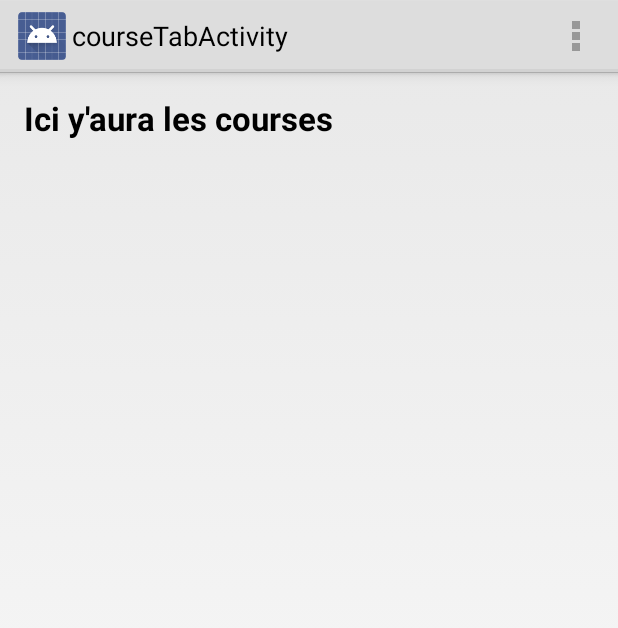
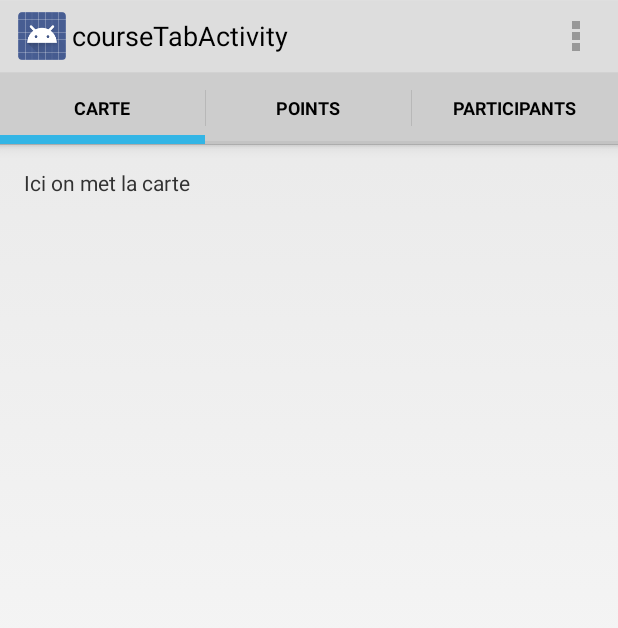
Before and after one commit to kefran/georace, an Android app: the courseTabActivity screen opened directly, with no data from a screen before it, on a phone screen of 412 x 824 dp. Shown: the top 628 px of the screen. Run offline under Robolectric (Android 15) with nearby library versions, the phone set to English and light mode, and no system bars.

Commit message:
ajout des 3 fragment pour la course en cours
ajout du tab bar sur les courses

```diff
--- a/GeoRaceApp/app/src/main/java/com/utbm/georace/activity/courseTabActivity.java
+++ b/GeoRaceApp/app/src/main/java/com/utbm/georace/activity/courseTabActivity.java
@@ -1,38 +1,119 @@
 package com.utbm.georace.activity;
 
+import android.app.ActionBar;
 import android.app.Activity;
+import android.app.Fragment;
+import android.app.FragmentTransaction;
+import android.net.Uri;
 import android.os.Bundle;
+import android.support.v4.app.FragmentActivity;
+import android.view.Gravity;
+import android.view.LayoutInflater;
 import android.view.Menu;
 import android.view.MenuItem;
+import android.view.View;
+import android.view.ViewGroup;
+import android.widget.TextView;
 
+import com.google.android.gms.internal.de;
 import com.utbm.georace.R;
+import com.utbm.georace.fragment.CheckpointList;
+import com.utbm.georace.fragment.ParticipantsList;
+import com.utbm.georace.fragment.RaceMap;
+import com.utbm.georace.fragment.UserPortrait;
 
 
-public class courseTabActivity extends Activity {
+public class courseTabActivity extends FragmentActivity implements ActionBar.TabListener, RaceMap.OnFragmentInteractionListener {
+
+    /**
+     * The serialization (saved instance state) Bundle key representing the
+     * current tab position.
+     */
+
+    private static final String STATE_SELECTED_NAVIGATION_ITEM = "selected_navigation_item";
 
     @Override
     protected void onCreate(Bundle savedInstanceState) {
         super.onCreate(savedInstanceState);
         setContentView(R.layout.activity_course_tab);
+
+        // Set up the action bar to show tabs.
+        final ActionBar actionBar = getActionBar();
+        actionBar.setNavigationMode(ActionBar.NAVIGATION_MODE_TABS);
+
+        // for each of the sections in the app, add a tab to the action bar.
+
+         /*
+        TODO: changer ça par une sequence déjà stocké dans un fichier plus structurée
+         */
+
+        actionBar.addTab(actionBar.newTab().setText(R.string.current_race_tab_map)
+                .setTabListener(this));
+        actionBar.addTab(actionBar.newTab().setText(R.string.current_race_tab_checkpoints)
+                .setTabListener(this));
+        actionBar.addTab(actionBar.newTab().setText(R.string.current_race_tab_participants)
+                .setTabListener(this));
+    }
+
+    @Override
+    public void onRestoreInstanceState(Bundle savedInstanceState) {
+        // Restore the previously serialized current tab position.
+        if (savedInstanceState.containsKey(STATE_SELECTED_NAVIGATION_ITEM)) {
+            getActionBar().setSelectedNavigationItem(savedInstanceState.getInt(STATE_SELECTED_NAVIGATION_ITEM));
+        }
+    }
+
+    @Override
+    public void onSaveInstanceState(Bundle outState) {
+        // Serialize the current tab position.
+        outState.putInt(STATE_SELECTED_NAVIGATION_ITEM, getActionBar()
+                .getSelectedNavigationIndex());
+    }
+
+    @Override
+    public boolean onCreateOptionsMenu(Menu menu) {
+        getMenuInflater().inflate(R.menu.main, menu);
+        return true;
+    }
+
+    @Override
+    public void onTabSelected(ActionBar.Tab tab,FragmentTransaction fragmentTransaction) {
+        // When the given tab is selected, show the tab contents in the
+        // container view.
+
+        /*
+        TODO: changer ça  http://stackoverflow.com/questions/7958458/actionbar-3-tabs-and-3-fragments-this-is-killing-me
+         */
+        int tabId = tab.getPosition();
+        Fragment fragment;
+        switch (tabId) {
+            case 0:
+                fragment  = new RaceMap();
+            case 1:
+                fragment  = new CheckpointList();
+            case 2:
+                fragment  = new ParticipantsList();
+            default:
+                fragment  = new RaceMap();
+                //action
+        }
+        getFragmentManager().beginTransaction()
+                .replace(R.id.container, fragment).commit();
+    }
+
+    @Override
+    public void onTabUnselected(ActionBar.Tab tab,
+                                FragmentTransaction fragmentTransaction) {
+    }
+
+    @Override
+    public void onTabReselected(ActionBar.Tab tab,
+                                FragmentTransaction fragmentTransaction) {
     }
 
 
     @Override
-    public boolean onCreateOptionsMenu(Menu menu) {
-        // Inflate the menu; this adds items to the action bar if it is present.
-        getMenuInflater().inflate(R.menu.course_tab, menu);
-        return true;
-    }
+    public void onFragmentInteraction(Uri uri) {
 
-    @Override
-    public boolean onOptionsItemSelected(MenuItem item) {
-        // Handle action bar item clicks here. The action bar will
-        // automatically handle clicks on the Home/Up button, so long
-        // as you specify a parent activity in AndroidManifest.xml.
-        int id = item.getItemId();
-        if (id == R.id.action_settings) {
-            return true;
-        }
-        return super.onOptionsItemSelected(item);
     }
 }
--- /dev/null
+++ b/GeoRaceApp/app/src/main/java/com/utbm/georace/fragment/RaceMap.java
@@ -0,0 +1,110 @@
+package com.utbm.georace.fragment;
+
+import android.app.Activity;
+import android.net.Uri;
+import android.os.Bundle;
+import android.app.Fragment;
+import android.view.LayoutInflater;
+import android.view.View;
+import android.view.ViewGroup;
+
+import com.utbm.georace.R;
+
+/**
+ * A simple {@link Fragment} subclass.
+ * Activities that contain this fragment must implement the
+ * {@link RaceMap.OnFragmentInteractionListener} interface
+ * to handle interaction events.
+ * Use the {@link RaceMap#newInstance} factory method to
+ * create an instance of this fragment.
+ *
+ */
+public class RaceMap extends Fragment {
+    // TODO: Rename parameter arguments, choose names that match
+    // the fragment initialization parameters, e.g. ARG_ITEM_NUMBER
+    private static final String ARG_PARAM1 = "param1";
+    private static final String ARG_PARAM2 = "param2";
+
+    // TODO: Rename and change types of parameters
+    private String mParam1;
+    private String mParam2;
+
+    private OnFragmentInteractionListener mListener;
+
+    /**
+     * Use this factory method to create a new instance of
+     * this fragment using the provided parameters.
+     *
+     * @param param1 Parameter 1.
+     * @param param2 Parameter 2.
+     * @return A new instance of fragment RaceMap.
+     */
+    // TODO: Rename and change types and number of parameters
+    public static RaceMap newInstance(String param1, String param2) {
+        RaceMap fragment = new RaceMap();
+        Bundle args = new Bundle();
+        args.putString(ARG_PARAM1, param1);
+        args.putString(ARG_PARAM2, param2);
+        fragment.setArguments(args);
+        return fragment;
+    }
+    public RaceMap() {
+        // Required empty public constructor
+    }
+
+    @Override
+    public void onCreate(Bundle savedInstanceState) {
+        super.onCreate(savedInstanceState);
+        if (getArguments() != null) {
+            mParam1 = getArguments().getString(ARG_PARAM1);
+            mParam2 = getArguments().getString(ARG_PARAM2);
+        }
+    }
+
+    @Override
+    public View onCreateView(LayoutInflater inflater, ViewGroup container,
+                             Bundle savedInstanceState) {
+        // Inflate the layout for this fragment
+        return inflater.inflate(R.layout.fragment_race_map, container, false);
+    }
+
+    // TODO: Rename method, update argument and hook method into UI event
+    public void onButtonPressed(Uri uri) {
+        if (mListener != null) {
+            mListener.onFragmentInteraction(uri);
+        }
+    }
+
+    @Override
+    public void onAttach(Activity activity) {
+        super.onAttach(activity);
+        try {
+            mListener = (OnFragmentInteractionListener) activity;
+        } catch (ClassCastException e) {
+            throw new ClassCastException(activity.toString()
+                    + " must implement OnFragmentInteractionListener");
+        }
+    }
+
+    @Override
+    public void onDetach() {
+        super.onDetach();
+        mListener = null;
+    }
+
+    /**
+     * This interface must be implemented by activities that contain this
+     * fragment to allow an interaction in this fragment to be communicated
+     * to the activity and potentially other fragments contained in that
+     * activity.
+     * <p>
+     * See the Android Training lesson <a href=
+     * "http://developer.android.com/training/basics/fragments/communicating.html"
+     * >Communicating with Other Fragments</a> for more information.
+     */
+    public interface OnFragmentInteractionListener {
+        // TODO: Update argument type and name
+        public void onFragmentInteraction(Uri uri);
+    }
+
+}
--- a/GeoRaceApp/app/src/main/res/layout/activity_course_tab.xml
+++ b/GeoRaceApp/app/src/main/res/layout/activity_course_tab.xml
@@ -6,16 +6,8 @@
     android:paddingRight="@dimen/activity_horizontal_margin"
     android:paddingTop="@dimen/activity_vertical_margin"
     android:paddingBottom="@dimen/activity_vertical_margin"
-    tools:context="com.utbm.georace.activity.courseTabActivity">
+    tools:context="com.utbm.georace.activity.courseTabActivity"
+    android:id="@+id/container">
 
 
-    <TextView
-        android:layout_width="wrap_content"
-        android:layout_height="wrap_content"
-        android:id="@+id/test1"
-        android:text="Ici y'aura les courses"
-        android:textAppearance="@android:style/TextAppearance.Large"
-        android:textStyle="bold"
-        />
-
 </RelativeLayout>
--- /dev/null
+++ b/GeoRaceApp/app/src/main/res/layout/fragment_race_map.xml
@@ -0,0 +1,13 @@
+<FrameLayout xmlns:android="http://schemas.android.com/apk/res/android"
+    xmlns:tools="http://schemas.android.com/tools"
+    android:layout_width="match_parent"
+    android:layout_height="match_parent"
+    tools:context="com.utbm.georace.fragment.RaceMap">
+
+    <!-- TODO: Update blank fragment layout -->
+    <TextView
+        android:layout_width="match_parent"
+        android:layout_height="match_parent"
+        android:text="Ici on met la carte" />
+
+</FrameLayout>
--- a/GeoRaceApp/app/src/main/res/menu/course_tab.xml
+++ /dev/null
@@ -1,8 +0,0 @@
-<menu xmlns:android="http://schemas.android.com/apk/res/android"
-    xmlns:tools="http://schemas.android.com/tools"
-    tools:context="com.utbm.georace.activity.courseTabActivity" >
-    <item android:id="@+id/action_settings"
-        android:title="@string/action_settings"
-        android:orderInCategory="100"
-        android:showAsAction="never" />
-</menu>
--- a/GeoRaceApp/app/src/main/res/values/strings.xml
+++ b/GeoRaceApp/app/src/main/res/values/strings.xml
@@ -14,4 +14,9 @@
     <string name="title_activity_current_race">CurrentRaceActivity</string>
     <string name="title_activity_course_tab">courseTabActivity</string>
 
+    <string name="current_race_tab_map">Carte</string>
+    <string name="current_race_tab_checkpoints">Points</string>
+    <string name="current_race_tab_participants">Participants</string>
+
+
 </resources>
```
Also changed, not shown: GeoRaceApp/app/src/main/java/com/utbm/georace/fragment/CheckpointList.java (added, +110 -0 lines), GeoRaceApp/app/src/main/java/com/utbm/georace/fragment/ParticipantsList.java (added, +110 -0 lines), GeoRaceApp/app/src/main/res/layout/activity_main.xml (+29 -9 lines), GeoRaceApp/app/src/main/res/layout/fragment_checkpoint_list.xml (added, +13 -0 lines), GeoRaceApp/app/src/main/res/layout/fragment_participants_list.xml (added, +13 -0 lines).
